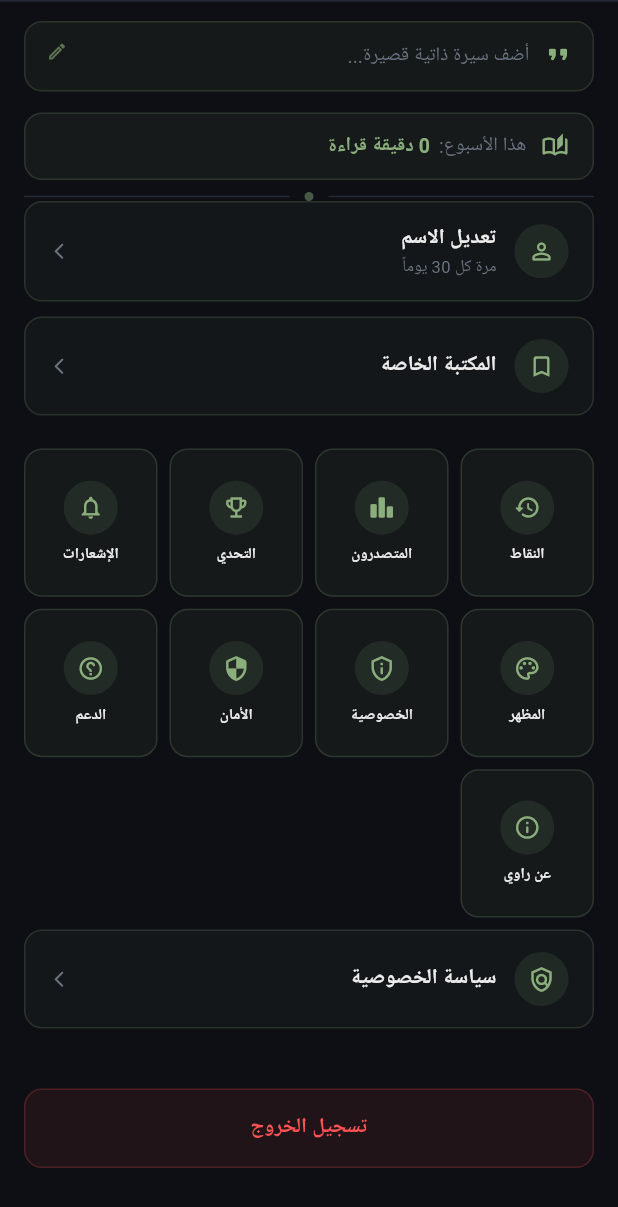
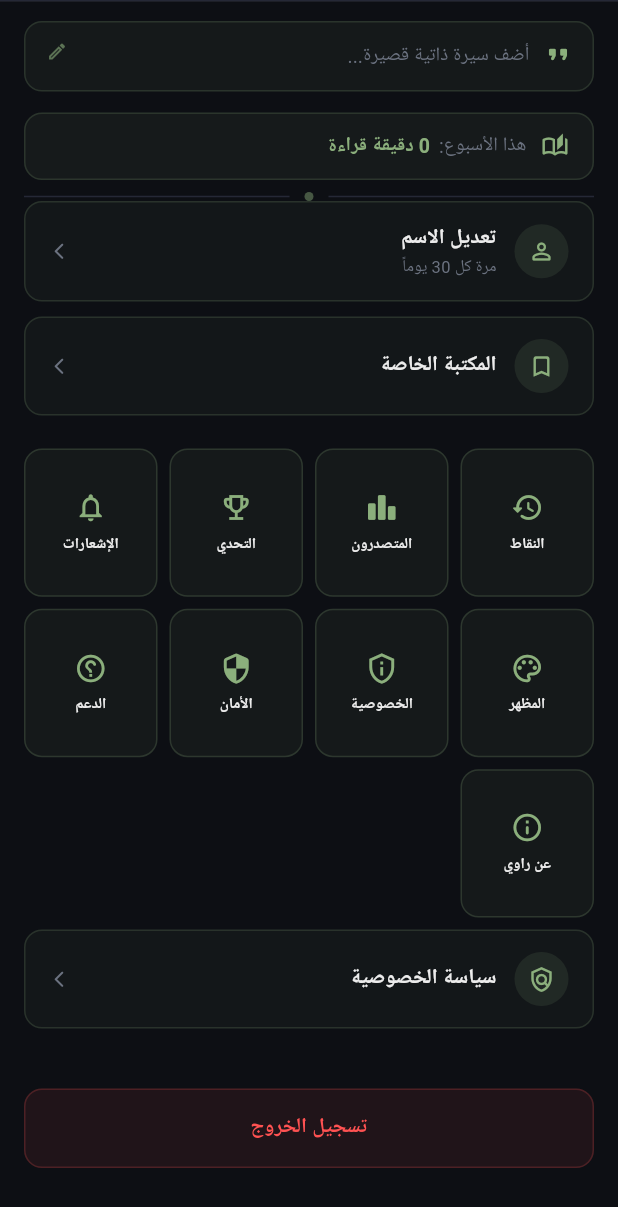
Before and after one commit to godisgreat621-sys/rawi-app, a Flutter app: the ProfileScreen screen opened directly, scrolled down 254 dp, on a phone screen of 412 x 824 dp. Shown: the top 1207 px of the screen. Run offline on Flutter 3.47's test engine with Material 3 defaults, Android fonts, the phone set to English and light mode, and no system bars; our stand-ins replace cloud_firestore, connectivity_plus, firebase_auth, firebase_core, font_awesome_flutter, google_fonts and 4 more; missing offline and left inert: dart:html; accounts and stored records are empty; network calls fail; Roboto replaces fonts that are missing (Cairo); statements that could not run were skipped.

Commit message:
Remove redundant inner circle from grid action buttons
The circle inside an already-tinted card created visual noise (two
background layers in one small box). Icon now sits directly in the
card — cleaner and less cluttered.

Co-Authored-By: Claude Sonnet 4.6 <noreply@anthropic.com>

```diff
--- a/lib/views/profile_screen.dart
+++ b/lib/views/profile_screen.dart
@@ -2116,14 +2116,7 @@ class _ProfileScreenState extends State<ProfileScreen> {
           border: Border.all(color: color.withValues(alpha: 0.2)),
         ),
         child: Column(mainAxisAlignment: MainAxisAlignment.center, children: [
-          Container(
-            width: 36, height: 36,
-            decoration: BoxDecoration(
-              color: color.withValues(alpha: 0.12),
-              shape: BoxShape.circle,
-            ),
-            child: Icon(icon, color: color, size: 18),
-          ),
+          Icon(icon, color: color, size: 22),
           const SizedBox(height: 6),
           Text(label,
               style: GoogleFonts.cairo(fontSize: 10, color: _textPrimary,
```
